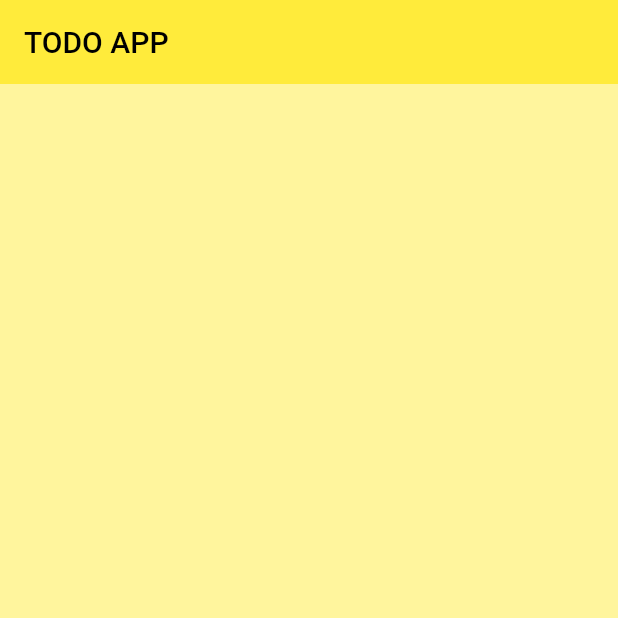
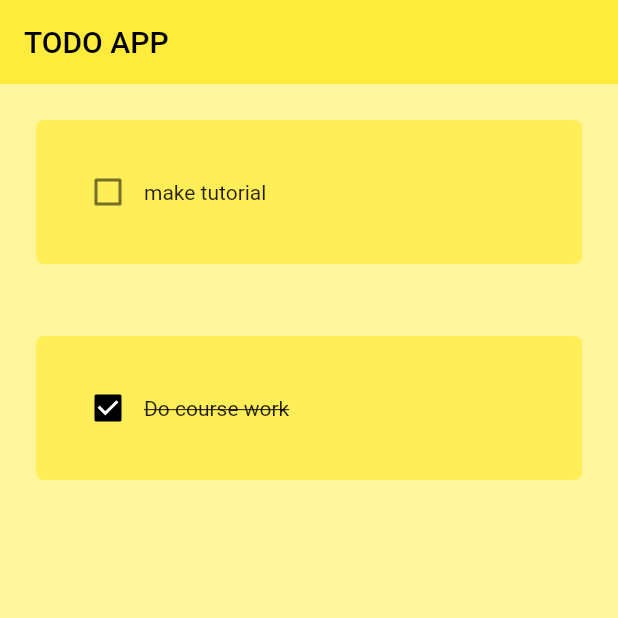
Before and after one commit to OpiniIsaac/flutter-todo-app, a Flutter app: the screen it shows after launch, on a phone screen of 412 x 824 dp, the top half of it. Run offline on Flutter 3.47's test engine with Material 2 defaults, Android fonts, the phone set to English and light mode, and no system bars.

Commit message:
finished with todo tile

```diff
--- a/lib/pages/homePage.dart
+++ b/lib/pages/homePage.dart
@@ -1,7 +1,26 @@
 import 'package:flutter/material.dart';
+import 'package:todo_app/utilis/todo_tiles.dart';
 
-class HomePage extends StatelessWidget {
-  const HomePage({super.key});
+class HomePage extends StatefulWidget {
+  HomePage({Key? key}) : super(key: key);
+
+  @override
+  _HomePageState createState() => _HomePageState();
+}
+
+class _HomePageState extends State<HomePage> {
+  // list of todos
+  List todoList = [
+    ['make tutorial', false],
+    ['Do course work', true],
+  ];
+
+  // check box change function
+  void checkBoxChanged(bool? value, int index) {
+    setState(() {
+      todoList[index][1] = !todoList[index][1];
+    });
+  }
 
   @override
   Widget build(BuildContext context) {
@@ -13,6 +32,16 @@ class HomePage extends StatelessWidget {
         ),
         elevation: 0,
       ),
+      body: ListView.builder(
+        itemCount: todoList.length,
+        itemBuilder: (context, index) {
+          return TodoTile(
+            onChanged: (value) => checkBoxChanged(value, index),
+            taskCompleted: todoList[index][1],
+            taskName: todoList[index][0],
+          );
+        },
+      ),
     );
   }
 }
--- /dev/null
+++ b/lib/utilis/todo_tiles.dart
@@ -0,0 +1,40 @@
+import 'package:flutter/material.dart';
+
+class TodoTile extends StatelessWidget {
+  final taskName;
+  final taskCompleted;
+  Function(bool?)? onChanged;
+
+  TodoTile(
+      {super.key,
+      required this.onChanged,
+      required this.taskCompleted,
+      required this.taskName});
+
+  @override
+  Widget build(BuildContext context) {
+    return Padding(
+      padding: const EdgeInsets.all(24.0),
+      child: Container(
+        padding: EdgeInsets.all(24),
+        child: Row(
+          children: [
+            Checkbox(
+                value: taskCompleted,
+                onChanged: onChanged,
+                activeColor: Colors.black),
+            Text(
+              taskName,
+              style: TextStyle(
+                  decoration: taskCompleted
+                      ? TextDecoration.lineThrough
+                      : TextDecoration.none),
+            ),
+          ],
+        ),
+        decoration: BoxDecoration(
+            color: Colors.yellow[400], borderRadius: BorderRadius.circular(5)),
+      ),
+    );
+  }
+}
```
